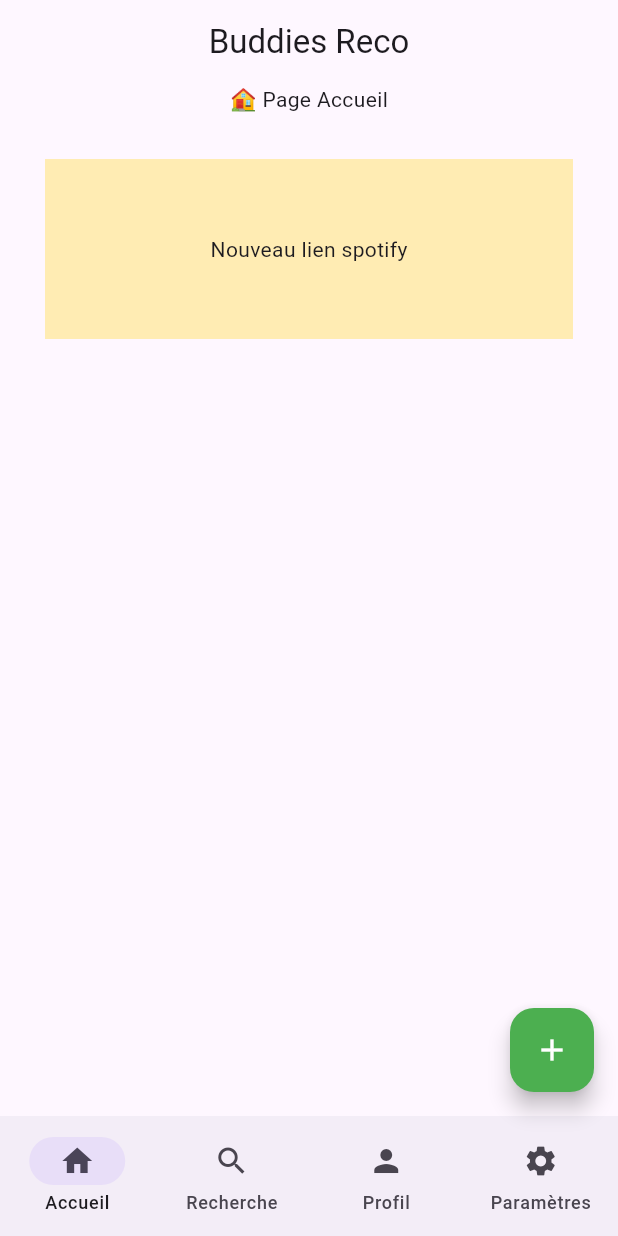
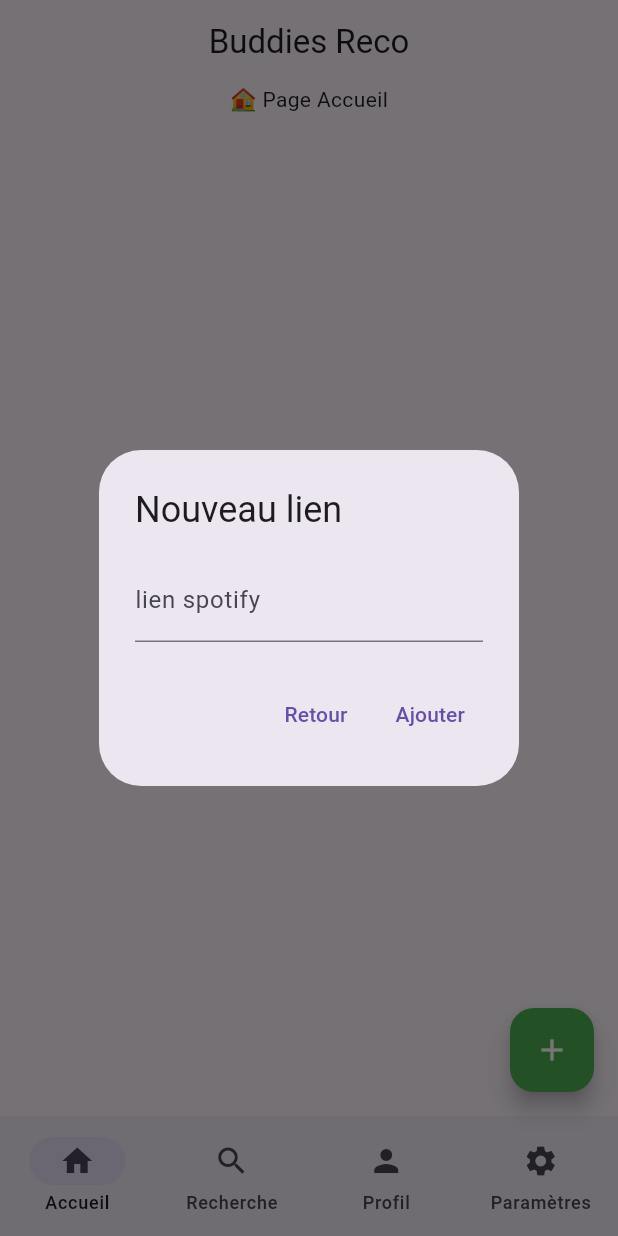
Before and after one commit to mreplenier/buddies-reco, a Flutter app: the screen it shows after launch, after a tap on the "add" icon, on a phone screen of 412 x 824 dp. Run offline on Flutter 3.47's test engine with Material 3 defaults, Android fonts, the phone set to English and light mode, and no system bars; our stand-ins replace webview_flutter.

Commit message:
Texte dynamique et bouton de validation ou retour

```diff
--- a/lib/home_page.dart
+++ b/lib/home_page.dart
@@ -14,11 +14,18 @@ class _HomePageState extends State<HomePage> {
   int currentIndex = 0;
 
   final List<String> entries = <String>[];
-  final List<int> colorCodes = <int>[];
+
+  // fonction de text editor pour le lien spotify
+  TextEditingController _linkText = TextEditingController();
+
+  //fonction d'ajout de lien spotify
+  void _addLinkFunction() {
+    _dialogBuilder(context);
+  }
 
   @override
   Widget build(BuildContext context) {
-    late final List<Widget> pages = [
+    final List<Widget> pages = [
       Center(
         child: Column(
           children: [
@@ -30,9 +37,8 @@ class _HomePageState extends State<HomePage> {
                 ), // pour ajouter des marges autour de la liste
                 itemCount: entries.length,
                 itemBuilder: (BuildContext context, int index) {
-                  return Container(
+                  return SizedBox(
                     height: 120,
-                    color: Colors.amber[colorCodes[index]],
                     child: Center(child: Text(entries[index])),
                   );
                 },
@@ -64,12 +70,7 @@ class _HomePageState extends State<HomePage> {
       body: pages[currentIndex],
 
       floatingActionButton: FloatingActionButton(
-        onPressed: () {
-          setState(() {
-            entries.add("Nouveau lien spotify");
-            colorCodes.add(100);
-          });
-        },
+        onPressed: _addLinkFunction,
         foregroundColor: Colors.white,
         backgroundColor: Colors.green,
         child: const Icon(Icons.add),
@@ -95,4 +96,45 @@ class _HomePageState extends State<HomePage> {
       ),
     );
   }
+
+  Future<void> _dialogBuilder(BuildContext context) {
+    return showDialog<void>(
+      context: context,
+      builder: (BuildContext context) {
+        return AlertDialog(
+          title: const Text('Nouveau lien'),
+          content: TextFormField(
+            controller: _linkText,
+            decoration: InputDecoration(label: Text("lien spotify")),
+            cursorWidth: 1,
+          ),
+          actions: <Widget>[
+            TextButton(
+              style: TextButton.styleFrom(
+                textStyle: Theme.of(context).textTheme.labelLarge,
+              ),
+              child: const Text('Retour'),
+              onPressed: () {
+                Navigator.of(context).pop();
+                _linkText.clear();
+              },
+            ),
+            TextButton(
+              style: TextButton.styleFrom(
+                textStyle: Theme.of(context).textTheme.labelLarge,
+              ),
+              child: const Text('Ajouter'),
+              onPressed: () {
+                Navigator.of(context).pop();
+                setState(() {
+                  entries.add(_linkText.text);
+                });
+                _linkText.clear();
+              },
+            ),
+          ],
+        );
+      },
+    );
+  }
 }
```
